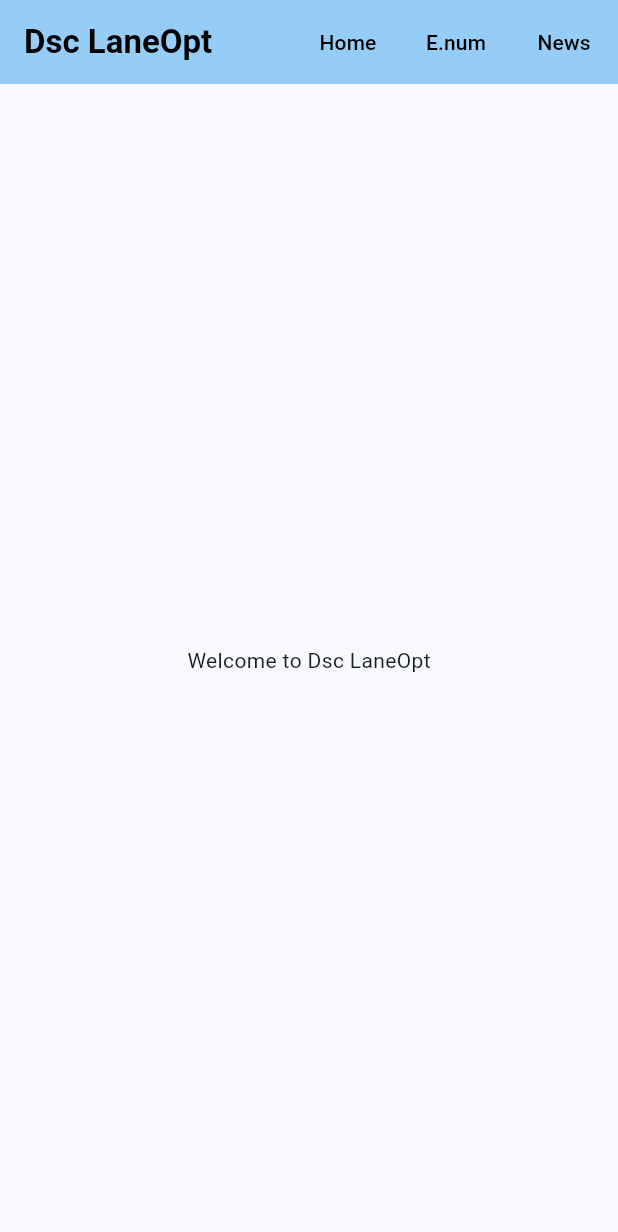
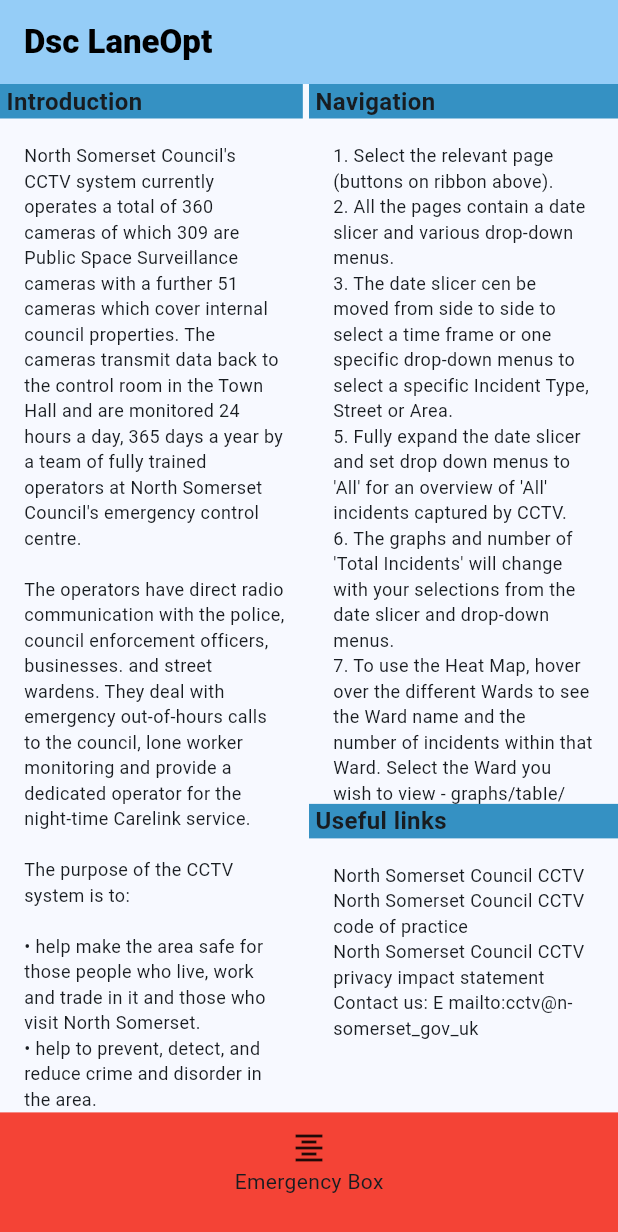
Before and after one commit to shamim36/dsc_emergecncy_lane_optimization, a Flutter app: the screen it shows after launch, on a phone screen of 412 x 824 dp. Shown: the top 1232 px of the screen. Run offline on Flutter 3.47's test engine with Material 3 defaults, Android fonts, the phone set to English and light mode, and no system bars.

Commit message:
dashboard

```diff
--- a/lib/Pages/customAppBar.dart
+++ b/lib/Pages/customAppBar.dart
@@ -1,13 +1,28 @@
 import 'package:flutter/material.dart';
 import 'package:url_launcher/url_launcher.dart';
 
-class CustomAppBar extends StatelessWidget implements PreferredSizeWidget {
+class CustomAppBar extends StatefulWidget implements PreferredSizeWidget {
   final String title;
 
   const CustomAppBar({Key? key, required this.title}) : super(key: key);
 
   @override
+  _CustomAppBarState createState() => _CustomAppBarState();
+
+  @override
+  Size get preferredSize => const Size.fromHeight(kToolbarHeight);
+}
+
+class _CustomAppBarState extends State<CustomAppBar> {
+  String _selectedButton = 'Home'; // Tracks the selected button title
+  bool _isProfileHovered = false; // Tracks hover state for profile button
+
+  @override
   Widget build(BuildContext context) {
+    final isMobile =
+        MediaQuery.of(context).size.width < 700; // Check for mobile screen size
+    final screenHeight = MediaQuery.of(context).size.height;
+
     return AppBar(
       centerTitle: false,
       backgroundColor: Theme.of(context).colorScheme.inversePrimary,
@@ -21,9 +36,9 @@
                 print('Title button pressed');
               },
               child: Text(
-                title,
+                widget.title,
                 style: const TextStyle(
-                  fontWeight: FontWeight.bold,
+                  fontWeight: FontWeight.w900,
                   color: Colors.black,
                 ),
                 overflow: TextOverflow.ellipsis,
@@ -32,68 +47,101 @@
           ),
         ],
       ),
-      actions: _buildActionButtons(context),
+      actions: isMobile
+          ? []
+          : _buildActionButtons(
+              context), // Show buttons in AppBar only if not mobile
     );
   }
 
   List<Widget> _buildActionButtons(BuildContext context) {
     final buttons = <Widget>[
       _createTextButton('Home', () {
-        print('Clicked Home');
+        setState(() {
+          _selectedButton = 'Home';
+          print('Home Button Clicked');
+        });
       }),
-      _createTextButton('E.num', () {
-        print('Clicked E.num');
+      _createTextButton('''Emergency
+  Number''', () {
+        setState(() {
+          _selectedButton = '''Emergency
+  Number''';
+          print('Emergency Numbers Button Clicked');
+        });
       }),
       _createTextButton('News', () {
-        print('Clicked News');
+        setState(() {
+          _selectedButton = 'News';
+          print('News Button Clicked');
+        });
       }),
       _createTextButton('About', () {
-        print('Clicked About');
+        setState(() {
+          _selectedButton = 'About';
+          print('About Button Clicked');
+        });
       }),
-      const WhatsAppButton('+1234567891'), // Include WhatsApp button
+      const WhatsAppButton('+1234567891'),
       _profileButton(),
     ];
 
-    // Get the available width
-    final width = MediaQuery.of(context).size.width;
-
-    // Determine how many buttons to show based on screen width
-    int visibleButtons = 6; // Default to all buttons
-    if (width <= 400) {
-      visibleButtons = 1; // Show only the WhatsApp button
-    } else if (width <= 600) {
-      visibleButtons = 3; // Show first three buttons and WhatsApp
-    } else if (width <= 800) {
-      visibleButtons = 5; // Show all buttons except profile
-    }
-
-    return buttons.take(visibleButtons).toList();
+    return buttons;
   }
 
   IconButton _profileButton() {
     return IconButton(
-      icon: const Icon(Icons.person, color: Colors.black),
+      icon: MouseRegion(
+        onEnter: (_) => setState(() => _isProfileHovered = true),
+        onExit: (_) => setState(() => _isProfileHovered = false),
+        child: Container(
+          decoration: BoxDecoration(
+            color: _isProfileHovered || _selectedButton == 'Profile'
+                ? const Color(0xFFCCFFCC) // Light green when hovered or clicked
+                : Colors.transparent,
+            borderRadius: BorderRadius.circular(12), // Rounded corners
+          ),
+          child: const Icon(Icons.person_3_rounded, color: Colors.black),
+        ),
+      ),
       onPressed: () {
+        setState(() {
+          _selectedButton = 'Profile'; // Track profile button as selected
+        });
         print('Clicked Profile');
       },
     );
   }
 
   Widget _createTextButton(String title, VoidCallback onPressed) {
+    final isSelected =
+        _selectedButton == title; // Check if the button is selected
+
     return Padding(
       padding: const EdgeInsets.symmetric(horizontal: 4.0),
       child: TextButton(
         onPressed: onPressed,
-        child: Text(
-          title,
-          style: const TextStyle(color: Colors.black),
+        child: Container(
+          padding: const EdgeInsets.symmetric(
+              horizontal: 8, vertical: 4), // Add padding around the text
+          decoration: BoxDecoration(
+            color: isSelected
+                ? const Color(
+                    0xFFCCFFCC) // Light green background when selected
+                : Colors.transparent, // Transparent when not selected
+            borderRadius: BorderRadius.circular(12), // Rounded edges
+          ),
+          child: Text(
+            title,
+            style: const TextStyle(
+              color: Colors.black,
+              fontWeight: FontWeight.w700,
+            ),
+          ),
         ),
       ),
     );
   }
-
-  @override
-  Size get preferredSize => const Size.fromHeight(kToolbarHeight);
 }
 
 class WhatsAppButton extends StatefulWidget {
@@ -142,7 +190,10 @@
             SizedBox(width: 4),
             Text(
               '+123456748941', // Display the WhatsApp number
-              style: TextStyle(color: Color.fromARGB(255, 0, 0, 0)),
+              style: TextStyle(
+                color: Color.fromARGB(255, 0, 0, 0),
+                fontWeight: FontWeight.w700,
+              ),
             ),
           ],
         ),
@@ -150,3 +201,52 @@
     );
   }
 }
+
+class CustomScaffold extends StatelessWidget {
+  final Widget body;
+
+  const CustomScaffold({Key? key, required this.body}) : super(key: key);
+
+  @override
+  Widget build(BuildContext context) {
+    final isMobile = MediaQuery.of(context).size.width < 700;
+
+    return Scaffold(
+      appBar: CustomAppBar(title: 'My App'),
+      drawer: isMobile
+          ? Drawer(
+              child: ListView(
+                padding: EdgeInsets.zero,
+                children: [
+                  DrawerHeader(child: Text('Menu')),
+                  _createDrawerItem('Home', () {}),
+                  _createDrawerItem('''Emergency
+  Number''', () {}),
+                  _createDrawerItem('News', () {}),
+                  _createDrawerItem('About', () {}),
+                  const WhatsAppButton('+1234567891'),
+                  _profileButton(),
+                ],
+              ),
+            )
+          : null, // Only show the drawer on mobile
+      body: body,
+    );
+  }
+
+  ListTile _createDrawerItem(String title, VoidCallback onPressed) {
+    return ListTile(
+      title: Text(title),
+      onTap: onPressed,
+    );
+  }
+
+  IconButton _profileButton() {
+    return IconButton(
+      icon: const Icon(Icons.person, color: Colors.black),
+      onPressed: () {
+        print('Clicked Profile');
+      },
+    );
+  }
+}
--- /dev/null
+++ b/lib/Pages/customBody.dart
@@ -0,0 +1,185 @@
+import 'package:flutter/material.dart';
+
+class customBody extends StatelessWidget {
+  const customBody({
+    super.key,
+  });
+
+  @override
+  Widget build(BuildContext context) {
+    final screenHeight = MediaQuery.of(context).size.height;
+    final screenWidth = MediaQuery.of(context).size.width;
+    return midBody(screenWidth, screenHeight);
+  }
+
+  Column midBody(double screenWidth, double screenHeight) {
+    final String introduction = '''
+North Somerset Council's CCTV system currently operates a total of 360 cameras of which 309 are Public Space Surveillance cameras with a further 51 cameras which cover internal council properties. The cameras transmit data back to the control room in the Town Hall and are monitored 24 hours a day, 365 days a year by a team of fully trained operators at North Somerset Council's emergency control centre.
+
+The operators have direct radio communication with the police, council enforcement officers, businesses. and street wardens. They deal with emergency out-of-hours calls to the council, lone worker monitoring and provide a dedicated operator for the night-time Carelink service.
+
+The purpose of the CCTV system is to:
+
+• help make the area safe for those people who live, work and trade in it and those who visit North Somerset.
+• help to prevent, detect, and reduce crime and disorder in the area.
+• reduce the fear of crime and provide reassurance to the public.
+• assist in crime prevention, combat terrorism, helping to identify/apprehend/prosecute offenders and to provide the police and the
+council with
+evidence to take criminal and civil action in the courts.
+• assist the local authority in its enforcement and regulatory functions within North Somerset.
+
+The CCTV system throughout North Somerset undergoes an annual privacy impact assessment. The assessment makes sure that CCTV systems are being operated in accordance with the current legislation surrounding data protection. The CCTV operators also make sure the cameras remain fit for the original purpose for which they were installed.
+
+A Data Protection Privacy Assessment on all public space surveillance cameras was carried out on 13th January 2023, the assessment determined that all public space CCTV cameras are fulfilling their original purpose, as detailed in the CCTV System Code of Practice (please see Useful Links).
+
+We have received one complaint since the last assessment on 11 Nov 2021. This was regarding camera DI 57 Baker Street and the concern of intrusion into a property. Following this, the camera has been set up with privacy zones.
+
+The CCTV system has been awarded the Surveillance Camera Commissioner's accreditation which demonstrates compliance with good practice and legislation.
+
+
+                        ''';
+
+    final String navigation =
+        '''1. Select the relevant page (buttons on ribbon above).
+2. All the pages contain a date slicer and various drop-down menus.
+3. The date slicer cen be moved from side to side to select a time frame or one specific drop-down menus to select a specific Incident Type, Street or Area.
+5. Fully expand the date slicer and set drop down menus to 'All' for an overview of 'All' incidents captured by CCTV.
+6. The graphs and number of 'Total Incidents' will change with your selections from the date slicer and drop-down menus.
+7. To use the Heat Map, hover over the different Wards to see the Ward name and the number of incidents within that Ward. Select the Ward you wish to view - graphs/tabIe/TotaI Incidents will change with your selection.
+8. Alternatively use the date slicer and drop-down menus to select a date range/specific date and/or a specific Incident Type or Area,
+9. The heat map uses Red, Amber, Green (RAG) rating to show the Wards with high (Red) to low (Green) numbers of incidents caught on CCTV, Grey areas are not covered by CCTV.
+10. To focus (zoom in) on a particular graph, hover over the chart title to display a 'Focus Mode' icon ) this will allow you to see the chart in full screen, Click 'Back to Report' to exit focus mode.
+11. To clear your selection on a chart, click anywhere within the white of the selected chart.
+12.The dashboard is updated monthly (a month in arrears)
+
+
+''';
+
+    final String usefulLinks = '''
+North Somerset Council CCTV
+North Somerset Council CCTV code of practice
+North Somerset Council CCTV privacy impact statement
+Contact us: E mailto:cctv@n-somerset_gov_uk
+
+
+''';
+
+    return Column(
+      children: [
+        Expanded(
+          child: Row(
+            children: [
+              Expanded(
+                child: Column(
+                  children: [
+                    Row(
+                      children: [
+                        Container(
+                          color: Color.fromARGB(255, 53, 145, 195),
+                          width: screenWidth * .49,
+                          child: Text(' Introduction',
+                              style: TextStyle(
+                                  fontSize: 16, fontWeight: FontWeight.bold)),
+                        ),
+                      ],
+                    ),
+                    Expanded(
+                      child: SingleChildScrollView(
+                        padding: EdgeInsets.all(16.0), // Optional: add padding
+                        child: Text(
+                          introduction,
+                          style: TextStyle(fontSize: 12),
+                        ),
+                      ),
+                    ),
+                  ],
+                ),
+              ),
+              Expanded(
+                child: Column(
+                  children: [
+                    Expanded(
+                      flex: 70,
+                      child: Column(
+                        children: [
+                          Row(
+                            children: [
+                              Container(
+                                color: Color.fromARGB(255, 53, 145, 195),
+                                width: screenWidth * .5,
+                                child: Text(' Navigation',
+                                    style: TextStyle(
+                                        fontSize: 16,
+                                        fontWeight: FontWeight.bold)),
+                              ),
+                            ],
+                          ),
+                          Expanded(
+                            child: SingleChildScrollView(
+                              padding:
+                                  EdgeInsets.all(16.0), // Optional: add padding
+                              child: Text(
+                                navigation,
+                                style: TextStyle(fontSize: 12),
+                              ),
+                            ),
+                          ),
+                        ],
+                      ),
+                    ),
+                    Expanded(
+                      flex: 30,
+                      child: Column(
+                        children: [
+                          Row(
+                            children: [
+                              Container(
+                                color: Color.fromARGB(255, 53, 145, 195),
+                                width: screenWidth * .5,
+                                child: Text(' Useful links',
+                                    style: TextStyle(
+                                        fontSize: 16,
+                                        fontWeight: FontWeight.bold)),
+                              ),
+                            ],
+                          ),
+                          Expanded(
+                            child: SingleChildScrollView(
+                              padding:
+                                  EdgeInsets.all(16.0), // Optional: add padding
+                              child: Text(
+                                usefulLinks,
+                                style: TextStyle(fontSize: 12),
+                              ),
+                            ),
+                          ),
+                        ],
+                      ),
+                    ),
+                  ],
+                ),
+              ),
+            ],
+          ),
+        ),
+        bottomBody(screenWidth, screenHeight),
+      ],
+    );
+  }
+
+  SizedBox bottomBody(double screenWidth, double screenHeight) {
+    return SizedBox(
+      width: screenWidth,
+      child: BottomAppBar(
+        color: Colors.red,
+        child: Column(
+          children: [
+            Icon(Icons.format_align_center),
+            Text('Emergency Box')
+          ],
+        ),
+        height: screenHeight * .1,
+      ),
+    );
+  }
+}
--- a/lib/dscLaneOptApp.dart
+++ b/lib/dscLaneOptApp.dart
@@ -1,6 +1,7 @@
 import 'package:flutter/material.dart';
 
 import 'Pages/customAppBar.dart';
+import 'Pages/customBody.dart';
 
 class DscLaneOptApp extends StatefulWidget {
   const DscLaneOptApp({super.key, required this.title});
@@ -17,9 +18,9 @@
       appBar: CustomAppBar(
           title: widget
               .title), // Using widget.title here to access the title from MyHomePage
-      body: Center(
-        child: Text('Welcome to ${widget.title}'),
-      ),
+      body: customBody(),
+      drawerEnableOpenDragGesture: true,
+
     );
   }
 }
--- a/lib/main.dart
+++ b/lib/main.dart
@@ -18,6 +18,7 @@
         useMaterial3: true,
       ),
       home: DscLaneOptApp(title: 'Dsc LaneOpt'),
+
     );
   }
 }
```
Also changed, not shown: pubspec.yaml (+12 -34 lines), lib/Screens/about.dart (added), lib/Screens/emergncyNumber.dart (added), lib/Screens/home.dart (added), lib/Screens/news.dart (added), lib/Screens/profile.dart (added), pubspec.lock, 6 other files.
